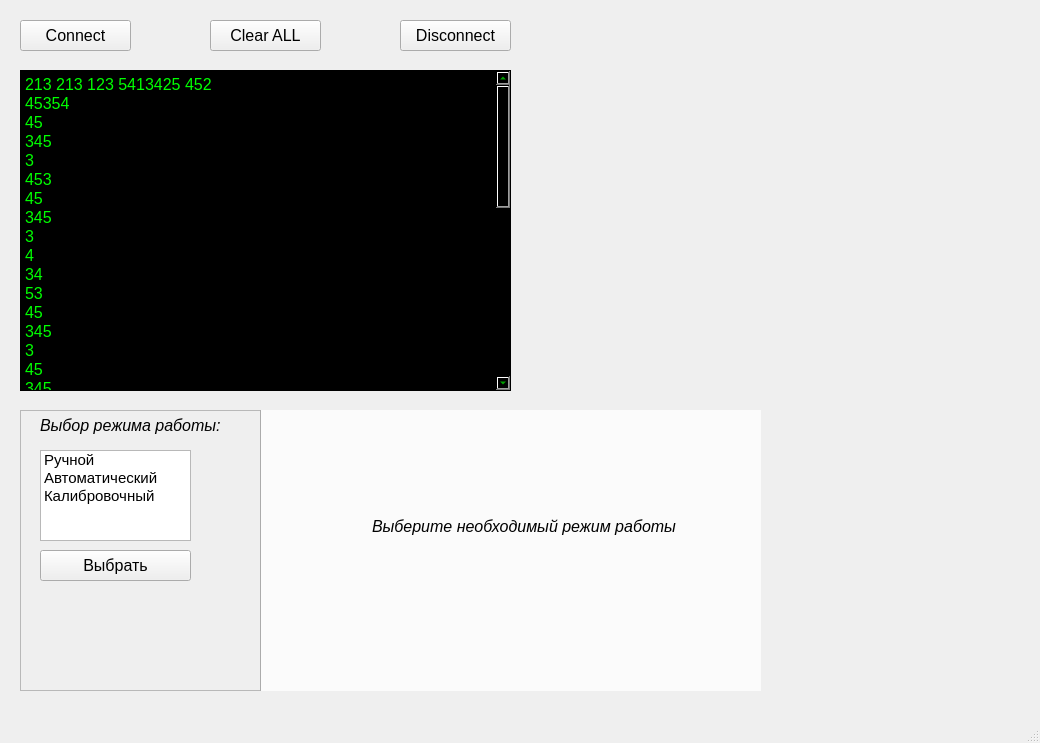
sergey-png/milandr_COMPort, file base.ui: the form before one commit.
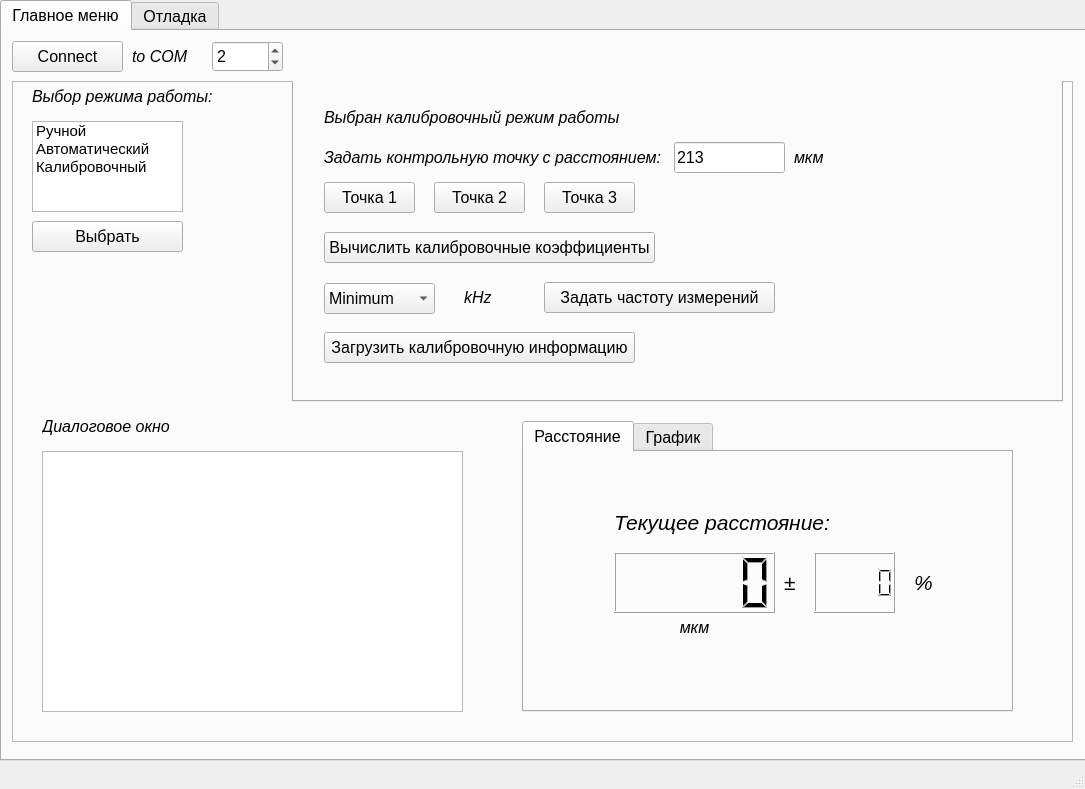
The form after the commit. The open tabs and pages were chosen to show the change. Custom widgets are drawn as their Qt base class.

What changed in the file:
```diff
--- a/base.ui
+++ b/base.ui
@@ -6,8 +6,8 @@
    <rect>
     <x>0</x>
     <y>0</y>
-    <width>1040</width>
-    <height>743</height>
+    <width>1085</width>
+    <height>789</height>
    </rect>
   </property>
   <property name="font">
@@ -19,11 +19,658 @@
    <string notr="true" comment="Milandr">Milandr Terminal</string>
   </property>
   <widget class="QWidget" name="centralwidget">
+   <widget class="QTabWidget" name="tabWidget_2">
+    <property name="geometry">
+     <rect>
+      <x>0</x>
+      <y>0</y>
+      <width>1091</width>
+      <height>761</height>
+     </rect>
+    </property>
+    <property name="currentIndex">
+     <number>0</number>
+    </property>
+    <widget class="QWidget" name="tab">
+     <attribute name="title">
+      <string>Главное меню</string>
+     </attribute>
+     <widget class="QPushButton" name="pushButton_13">
+      <property name="geometry">
+       <rect>
+        <x>10</x>
+        <y>10</y>
+        <width>111</width>
+        <height>31</height>
+       </rect>
+      </property>
+      <property name="text">
+       <string>Connect</string>
+      </property>
+     </widget>
+     <widget class="QSpinBox" name="spinBox">
+      <property name="geometry">
+       <rect>
+        <x>210</x>
+        <y>10</y>
+        <width>71</width>
+        <height>31</height>
+       </rect>
+      </property>
+      <property name="value">
+       <number>2</number>
+      </property>
+     </widget>
+     <widget class="QLabel" name="label_16">
+      <property name="geometry">
+       <rect>
+        <x>130</x>
+        <y>10</y>
+        <width>71</width>
+        <height>31</height>
+       </rect>
+      </property>
+      <property name="font">
+       <font>
+        <pointsize>12</pointsize>
+        <italic>true</italic>
+       </font>
+      </property>
+      <property name="text">
+       <string>to COM</string>
+      </property>
+     </widget>
+     <widget class="QFrame" name="frame_2">
+      <property name="geometry">
+       <rect>
+        <x>10</x>
+        <y>50</y>
+        <width>1061</width>
+        <height>661</height>
+       </rect>
+      </property>
+      <property name="frameShape">
+       <enum>QFrame::StyledPanel</enum>
+      </property>
+      <property name="frameShadow">
+       <enum>QFrame::Raised</enum>
+      </property>
+      <widget class="QListWidget" name="listWidget_7">
+       <property name="geometry">
+        <rect>
+         <x>20</x>
+         <y>40</y>
+         <width>151</width>
+         <height>91</height>
+        </rect>
+       </property>
+       <property name="font">
+        <font>
+         <pointsize>11</pointsize>
+        </font>
+       </property>
+       <item>
+        <property name="text">
+         <string>Ручной</string>
+        </property>
+       </item>
+       <item>
+        <property name="text">
+         <string>Автоматический</string>
+        </property>
+       </item>
+       <item>
+        <property name="text">
+         <string>Калибровочный</string>
+        </property>
+       </item>
+      </widget>
+      <widget class="QPushButton" name="pushButton_14">
+       <property name="geometry">
+        <rect>
+         <x>20</x>
+         <y>140</y>
+         <width>151</width>
+         <height>31</height>
+        </rect>
+       </property>
+       <property name="text">
+        <string>Выбрать</string>
+       </property>
+      </widget>
+      <widget class="QLabel" name="label_17">
+       <property name="geometry">
+        <rect>
+         <x>20</x>
+         <y>0</y>
+         <width>201</width>
+         <height>31</height>
+        </rect>
+       </property>
+       <property name="font">
+        <font>
+         <pointsize>12</pointsize>
+         <italic>true</italic>
+        </font>
+       </property>
+       <property name="text">
+        <string>Выбор режима работы:</string>
+       </property>
+      </widget>
+      <widget class="QTabWidget" name="tabWidget_3">
+       <property name="geometry">
+        <rect>
+         <x>280</x>
+         <y>-30</y>
+         <width>771</width>
+         <height>351</height>
+        </rect>
+       </property>
+       <property name="currentIndex">
+        <number>3</number>
+       </property>
+       <widget class="QWidget" name="Tab5">
+        <attribute name="title">
+         <string>Выбрать режим</string>
+        </attribute>
+        <widget class="QLabel" name="label_18">
+         <property name="geometry">
+          <rect>
+           <x>110</x>
+           <y>110</y>
+           <width>361</width>
+           <height>31</height>
+          </rect>
+         </property>
+         <property name="font">
+          <font>
+           <pointsize>12</pointsize>
+           <italic>true</italic>
+          </font>
+         </property>
+         <property name="text">
+          <string>Выберите необходимый режим работы</string>
+         </property>
+        </widget>
+       </widget>
+       <widget class="QWidget" name="hand_2">
+        <attribute name="title">
+         <string>Ручной режим</string>
+        </attribute>
+        <widget class="QPushButton" name="pushButton_15">
+         <property name="geometry">
+          <rect>
+           <x>150</x>
+           <y>140</y>
+           <width>191</width>
+           <height>31</height>
+          </rect>
+         </property>
+         <property name="text">
+          <string>Запросить расстояние</string>
+         </property>
+        </widget>
+        <widget class="QLabel" name="label_19">
+         <property name="geometry">
+          <rect>
+           <x>30</x>
+           <y>20</y>
+           <width>361</width>
+           <height>31</height>
+          </rect>
+         </property>
+         <property name="font">
+          <font>
+           <pointsize>12</pointsize>
+           <italic>true</italic>
+          </font>
+         </property>
+         <property name="text">
+          <string>Выбран ручной режим работы</string>
+         </property>
+        </widget>
+       </widget>
+       <widget class="QWidget" name="automate_2">
+        <attribute name="title">
+         <string>Авто режим</string>
+        </attribute>
+        <widget class="QLabel" name="label_7">
+         <property name="geometry">
+          <rect>
+           <x>170</x>
+           <y>70</y>
+           <width>71</width>
+           <height>31</height>
+          </rect>
+         </property>
+         <property name="font">
+          <font>
+           <pointsize>12</pointsize>
+           <italic>true</italic>
+          </font>
+         </property>
+         <property name="text">
+          <string>kHz</string>
+         </property>
+        </widget>
+        <widget class="QComboBox" name="comboBox_3">
+         <property name="geometry">
+          <rect>
+           <x>30</x>
+           <y>71</y>
+           <width>111</width>
+           <height>31</height>
+          </rect>
+         </property>
+         <item>
+          <property name="text">
+           <string>Minimum</string>
+          </property>
+         </item>
+         <item>
+          <property name="text">
+           <string>Maximum</string>
+          </property>
+         </item>
+        </widget>
+        <widget class="QPushButton" name="pushButton_16">
+         <property name="geometry">
+          <rect>
+           <x>250</x>
+           <y>70</y>
+           <width>231</width>
+           <height>31</height>
+          </rect>
+         </property>
+         <property name="text">
+          <string>Задать частоту измерений</string>
+         </property>
+        </widget>
+        <widget class="QLabel" name="label_20">
+         <property name="geometry">
+          <rect>
+           <x>30</x>
+           <y>20</y>
+           <width>361</width>
+           <height>31</height>
+          </rect>
+         </property>
+         <property name="font">
+          <font>
+           <pointsize>12</pointsize>
+           <italic>true</italic>
+          </font>
+         </property>
+         <property name="text">
+          <string>Выбран автоматический режим работы</string>
+         </property>
+        </widget>
+       </widget>
+       <widget class="QWidget" name="calibrate_2">
+        <attribute name="title">
+         <string>Калибровочный режим</string>
+        </attribute>
+        <widget class="QLabel" name="label_21">
+         <property name="geometry">
+          <rect>
+           <x>30</x>
+           <y>20</y>
+           <width>361</width>
+           <height>31</height>
+          </rect>
+         </property>
+         <property name="font">
+          <font>
+           <pointsize>12</pointsize>
+           <italic>true</italic>
+          </font>
+         </property>
+         <property name="text">
+          <string>Выбран калибровочный режим работы</string>
+         </property>
+        </widget>
+        <widget class="QLabel" name="label_22">
+         <property name="geometry">
+          <rect>
+           <x>30</x>
+           <y>60</y>
+           <width>361</width>
+           <height>31</height>
+          </rect>
+         </property>
+         <property name="font">
+          <font>
+           <pointsize>12</pointsize>
+           <italic>true</italic>
+          </font>
+         </property>
+         <property name="text">
+          <string>Задать контрольную точку с расстоянием:</string>
+         </property>
+        </widget>
+        <widget class="QPushButton" name="pushButton_17">
+         <property name="geometry">
+          <rect>
+           <x>30</x>
+           <y>100</y>
+           <width>91</width>
+           <height>31</height>
+          </rect>
+         </property>
+         <property name="text">
+          <string>Точка 1</string>
+         </property>
+        </widget>
+        <widget class="QPushButton" name="pushButton_18">
+         <property name="geometry">
+          <rect>
+           <x>140</x>
+           <y>100</y>
+           <width>91</width>
+           <height>31</height>
+          </rect>
+         </property>
+         <property name="text">
+          <string>Точка 2</string>
+         </property>
+        </widget>
+        <widget class="QPushButton" name="pushButton_19">
+         <property name="geometry">
+          <rect>
+           <x>250</x>
+           <y>100</y>
+           <width>91</width>
+           <height>31</height>
+          </rect>
+         </property>
+         <property name="text">
+          <string>Точка 3</string>
+         </property>
+        </widget>
+        <widget class="QPushButton" name="pushButton_20">
+         <property name="geometry">
+          <rect>
+           <x>30</x>
+           <y>150</y>
+           <width>331</width>
+           <height>31</height>
+          </rect>
+         </property>
+         <property name="text">
+          <string>Вычислить калибровочные коэффициенты</string>
+         </property>
+        </widget>
+        <widget class="QLabel" name="label_23">
+         <property name="geometry">
+          <rect>
+           <x>170</x>
+           <y>200</y>
+           <width>71</width>
+           <height>31</height>
+          </rect>
+         </property>
+         <property name="font">
+          <font>
+           <pointsize>12</pointsize>
+           <italic>true</italic>
+          </font>
+         </property>
+         <property name="text">
+          <string>kHz</string>
+         </property>
+        </widget>
+        <widget class="QComboBox" name="comboBox_4">
+         <property name="geometry">
+          <rect>
+           <x>30</x>
+           <y>201</y>
+           <width>111</width>
+           <height>31</height>
+          </rect>
+         </property>
+         <item>
+          <property name="text">
+           <string>Minimum</string>
+          </property>
+         </item>
+         <item>
+          <property name="text">
+           <string>Maximum</string>
+          </property>
+         </item>
+        </widget>
+        <widget class="QPushButton" name="pushButton_21">
+         <property name="geometry">
+          <rect>
+           <x>250</x>
+           <y>200</y>
+           <width>231</width>
+           <height>31</height>
+          </rect>
+         </property>
+         <property name="text">
+          <string>Задать частоту измерений</string>
+         </property>
+        </widget>
+        <widget class="QPushButton" name="pushButton_22">
+         <property name="geometry">
+          <rect>
+           <x>30</x>
+           <y>250</y>
+           <width>311</width>
+           <height>31</height>
+          </rect>
+         </property>
+         <property name="text">
+          <string>Загрузить калибровочную информацию</string>
+         </property>
+        </widget>
+        <widget class="QLineEdit" name="lineEdit_2">
+         <property name="geometry">
+          <rect>
+           <x>380</x>
+           <y>60</y>
+           <width>111</width>
+           <height>31</height>
+          </rect>
+         </property>
+         <property name="text">
+          <string>213</string>
+         </property>
+        </widget>
+        <widget class="QLabel" name="label_24">
+         <property name="geometry">
+          <rect>
+           <x>500</x>
+           <y>60</y>
+           <width>71</width>
+           <height>31</height>
+          </rect>
+         </property>
+         <property name="font">
+          <font>
+           <pointsize>12</pointsize>
+           <italic>true</italic>
+          </font>
+         </property>
+         <property name="text">
+          <string>мкм</string>
+         </property>
+        </widget>
+       </widget>
+      </widget>
+      <widget class="QGraphicsView" name="graphicsView">
+       <property name="geometry">
+        <rect>
+         <x>30</x>
+         <y>370</y>
+         <width>421</width>
+         <height>261</height>
+        </rect>
+       </property>
+      </widget>
+      <widget class="QLabel" name="label_29">
+       <property name="geometry">
+        <rect>
+         <x>30</x>
+         <y>330</y>
+         <width>201</width>
+         <height>31</height>
+        </rect>
+       </property>
+       <property name="font">
+        <font>
+         <pointsize>12</pointsize>
+         <italic>true</italic>
+        </font>
+       </property>
+       <property name="text">
+        <string>Диалоговое окно</string>
+       </property>
+      </widget>
+      <widget class="QTabWidget" name="tabWidget_4">
+       <property name="geometry">
+        <rect>
+         <x>510</x>
+         <y>340</y>
+         <width>491</width>
+         <height>291</height>
+        </rect>
+       </property>
+       <property name="currentIndex">
+        <number>1</number>
+       </property>
+       <widget class="QWidget" name="tab_3">
+        <attribute name="title">
+         <string>Расстояние</string>
+        </attribute>
+        <widget class="QLabel" name="label_28">
+         <property name="geometry">
+          <rect>
+           <x>90</x>
+           <y>160</y>
+           <width>161</width>
+           <height>31</height>
+          </rect>
+         </property>
+         <property name="font">
+          <font>
+           <pointsize>12</pointsize>
+           <italic>true</italic>
+          </font>
+         </property>
+         <property name="text">
+          <string>мкм</string>
+         </property>
+         <property name="alignment">
+          <set>Qt::AlignCenter</set>
+         </property>
+        </widget>
+        <widget class="QLabel" name="label_25">
+         <property name="geometry">
+          <rect>
+           <x>90</x>
+           <y>50</y>
+           <width>271</width>
+           <height>41</height>
+          </rect>
+         </property>
+         <property name="font">
+          <font>
+           <pointsize>16</pointsize>
+           <italic>true</italic>
+          </font>
+         </property>
+         <property name="text">
+          <string>Текущее расстояние:</string>
+         </property>
+        </widget>
+        <widget class="QLabel" name="label_27">
+         <property name="geometry">
+          <rect>
+           <x>390</x>
+           <y>110</y>
+           <width>31</width>
+           <height>41</height>
+          </rect>
+         </property>
+         <property name="font">
+          <font>
+           <pointsize>16</pointsize>
+           <italic>true</italic>
+          </font>
+         </property>
+         <property name="text">
+          <string>%</string>
+         </property>
+        </widget>
+        <widget class="QLCDNumber" name="lcdNumber">
+         <property name="geometry">
+          <rect>
+           <x>90</x>
+           <y>100</y>
+           <width>161</width>
+           <height>61</height>
+          </rect>
+         </property>
+        </widget>
+        <widget class="QLabel" name="label_26">
+         <property name="geometry">
+          <rect>
+           <x>260</x>
+           <y>110</y>
+           <width>31</width>
+           <height>41</height>
+          </rect>
+         </property>
+         <property name="font">
+          <font>
+           <pointsize>16</pointsize>
+           <italic>true</italic>
+          </font>
+         </property>
+         <property name="text">
+          <string>±</string>
+         </property>
+        </widget>
+        <widget class="QLCDNumber" name="lcdNumber_2">
+         <property name="geometry">
+          <rect>
+           <x>290</x>
+           <y>100</y>
+           <width>81</width>
+           <height>61</height>
+          </rect>
+         </property>
+        </widget>
+       </widget>
+       <widget class="QWidget" name="tab_5">
+        <attribute name="title">
+         <string>График</string>
+        </attribute>
+        <widget class="PlotWidget" name="widget_2" native="true">
+         <property name="geometry">
+          <rect>
+           <x>10</x>
+           <y>0</y>
+           <width>471</width>
+           <height>251</height>
+          </rect>
+         </property>
+        </widget>
+       </widget>
+      </widget>
+     </widget>
+    </widget>
+    <widget class="QWidget" name="tab_2">
+     <attribute name="title">
+      <string>Отладка</string>
+     </attribute>
    <widget class="QTextBrowser" name="textBrowser">
     <property name="geometry">
      <rect>
-      <x>20</x>
-      <y>70</y>
+        <x>10</x>
+        <y>60</y>
       <width>491</width>
       <height>321</height>
      </rect>
@@ -78,24 +725,11 @@
 &lt;p style=&quot; margin-top:0px; margin-bottom:0px; margin-left:0px; margin-right:0px; -qt-block-indent:0; text-indent:0px;&quot;&gt;3&lt;/p&gt;&lt;/body&gt;&lt;/html&gt;</string>
     </property>
    </widget>
-   <widget class="QPushButton" name="pushButton">
-    <property name="geometry">
-     <rect>
-      <x>20</x>
-      <y>20</y>
-      <width>111</width>
-      <height>31</height>
-     </rect>
-    </property>
-    <property name="text">
-     <string>Connect</string>
-    </property>
-   </widget>
    <widget class="QPushButton" name="pushButton_2">
     <property name="geometry">
      <rect>
-      <x>400</x>
-      <y>20</y>
+        <x>390</x>
+        <y>10</y>
       <width>111</width>
       <height>31</height>
      </rect>
@@ -104,34 +738,34 @@
      <string>Disconnect</string>
     </property>
    </widget>
-   <widget class="QPushButton" name="pushButton_3">
-    <property name="geometry">
-     <rect>
-      <x>210</x>
-      <y>20</y>
-      <width>111</width>
-      <height>31</height>
-     </rect>
-    </property>
-    <property name="text">
-     <string>Clear ALL</string>
-    </property>
-   </widget>
    <widget class="PlotWidget" name="widget" native="true">
     <property name="geometry">
      <rect>
-      <x>530</x>
-      <y>70</y>
+        <x>520</x>
+        <y>60</y>
       <width>491</width>
       <height>321</height>
      </rect>
     </property>
    </widget>
+     <widget class="QPushButton" name="pushButton">
+      <property name="geometry">
+       <rect>
+        <x>10</x>
+        <y>10</y>
+        <width>111</width>
+        <height>31</height>
+       </rect>
+      </property>
+      <property name="text">
+       <string>Connect</string>
+      </property>
+     </widget>
    <widget class="QFrame" name="frame">
     <property name="geometry">
      <rect>
-      <x>20</x>
-      <y>410</y>
+        <x>10</x>
+        <y>400</y>
       <width>741</width>
       <height>281</height>
      </rect>
@@ -528,6 +1162,21 @@
      </widget>
     </widget>
    </widget>
+     <widget class="QPushButton" name="pushButton_3">
+      <property name="geometry">
+       <rect>
+        <x>200</x>
+        <y>10</y>
+        <width>111</width>
+        <height>31</height>
+       </rect>
+      </property>
+      <property name="text">
+       <string>Clear ALL</string>
+      </property>
+     </widget>
+    </widget>
+   </widget>
   </widget>
   <widget class="QMenuBar" name="menubar">
    <property name="geometry">
```
Left out of the diff: 2 changed lines with no effect on the pictures. Lines whose indentation alone changed are shown as unchanged.
